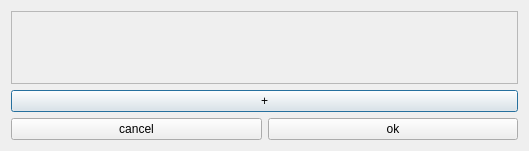
Before: the Qt Designer form ui/openMoCapDialog.ui in ped-dyn-emp/PeTrack, drawn with Qt 5.
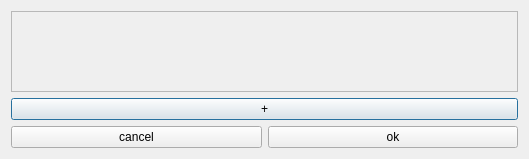
After: the same form once the commit is applied.

```diff
--- a/ui/openMoCapDialog.ui
+++ b/ui/openMoCapDialog.ui
@@ -7,7 +7,7 @@
     <x>0</x>
     <y>0</y>
     <width>529</width>
-    <height>151</height>
+    <height>159</height>
    </rect>
   </property>
   <property name="sizePolicy">
@@ -42,7 +42,7 @@
        <rect>
         <x>0</x>
         <y>0</y>
-        <width>509</width>
+        <width>505</width>
         <height>69</height>
        </rect>
       </property>
```
Left out of the diff: 2 changed lines with no effect on the pictures.
